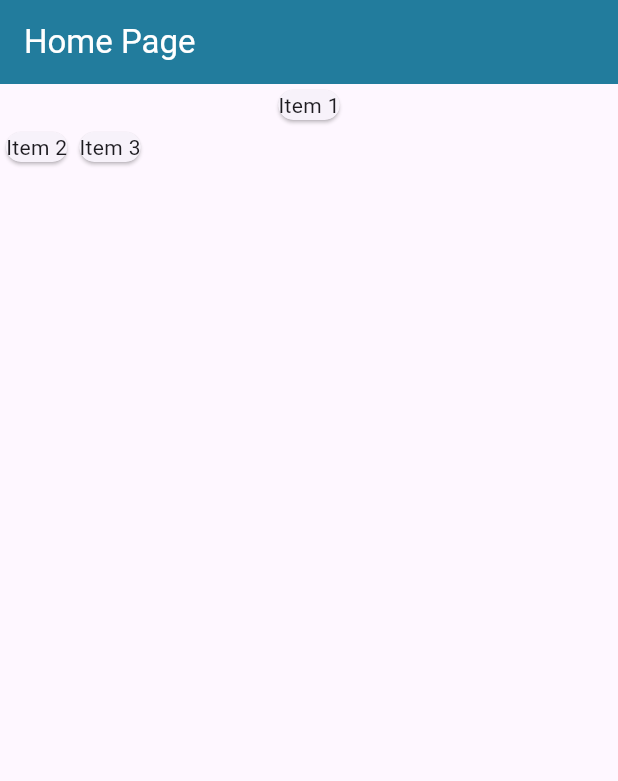
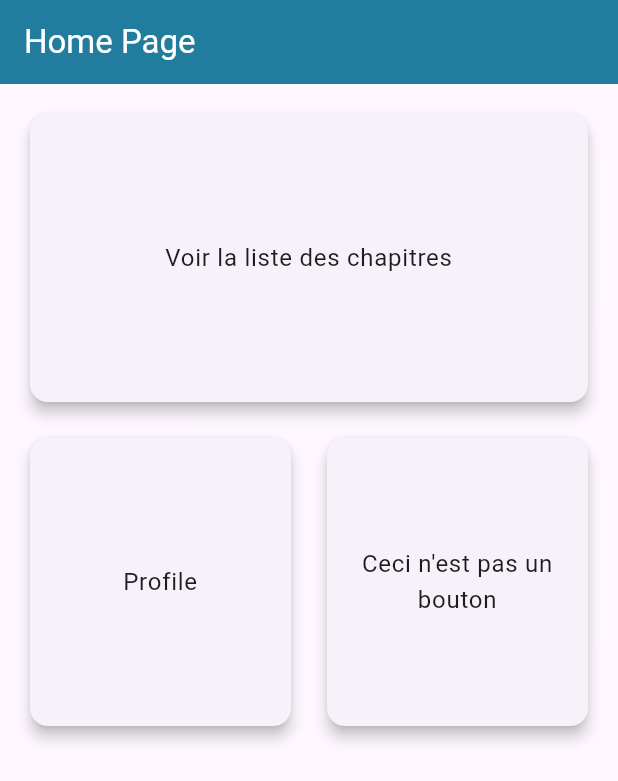
Before and after one commit to EvolOsEIP/mobileApp, a Flutter app: the screen it shows after launch, on a phone screen of 412 x 824 dp. Shown: the top 781 px of the screen. Run offline on Flutter 3.47's test engine with Material 3 defaults, Android fonts, the phone set to English and light mode, and no system bars; our stand-ins replace flutter_svg; missing offline and left inert: dart:ffi.

Commit message:
[ADD] Add cards as button to the homepage

```diff
--- a/mobile_app/lib/pages/home_page.dart
+++ b/mobile_app/lib/pages/home_page.dart
@@ -14,26 +14,89 @@ class _HomePageState extends State<HomePage> {
     return Scaffold(
       appBar: AppBar(
         backgroundColor: CustomColors.dark_accent,
-        title: Text(
+        title: const Text(
           'Home Page',
-          style: TextStyle(
-            color: Colors.white
-          ),
+          style: TextStyle(color: Colors.white),
         ),
       ),
-      body: Container(
+      body: Padding(
+        padding: const EdgeInsets.all(16.0),
         child: Column(
+          crossAxisAlignment: CrossAxisAlignment.stretch,
           children: [
-            Card(
-              child: Text("Item 1"),
+            SizedBox(
+              height: 200,
+              child: Card(
+                elevation: 4,
+                child: InkWell(
+                  onTap: () {
+                    Navigator.pushNamed(context, '/chapters');
+                  },
+                  child: Center(
+                    child: Padding(
+                      padding: const EdgeInsets.all(16.0),
+                      child: Text(
+                        "Voir la liste des chapitres",
+                        textAlign: TextAlign.center,
+                        style: Theme.of(context).textTheme.bodyLarge,
+                      ),
+                    ),
+                  ),
+                ),
+              ),
             ),
+            const SizedBox(height: 16.0),
+            // Row with two cards
             Row(
               children: [
-                Card(
-                  child: Text("Item 2"),
+                // Second card
+                Expanded(
+                  child: SizedBox(
+                    height: 200,
+                    child: Card(
+                      elevation: 4,
+                      child: InkWell(
+                        onTap: () {
+                          // Handle second button tap
+                        },
+                        child: Center(
+                          child: Padding(
+                            padding: const EdgeInsets.all(16.0),
+                            child: Text(
+                              'Profile',
+                              textAlign: TextAlign.center,
+                              style: Theme.of(context).textTheme.bodyLarge,
+                            ),
+                          ),
+                        ),
+                      ),
+                    ),
+                  ),
                 ),
-                Card(
-                  child: Text("Item 3"),
+                const SizedBox(width: 16.0),
+                // Third card
+                Expanded(
+                  child: SizedBox(
+                    height: 200,
+                    child: Card(
+                      elevation: 4,
+                      child: InkWell(
+                        onTap: () {
+                          // Handle second button tap
+                        },
+                        child: Center(
+                          child: Padding(
+                            padding: const EdgeInsets.all(16.0),
+                            child: Text(
+                              'Ceci n\'est pas un bouton',
+                              textAlign: TextAlign.center,
+                              style: Theme.of(context).textTheme.bodyLarge,
+                            ),
+                          ),
+                        ),
+                      ),
+                    ),
+                  ),
                 ),
               ],
             ),
```
